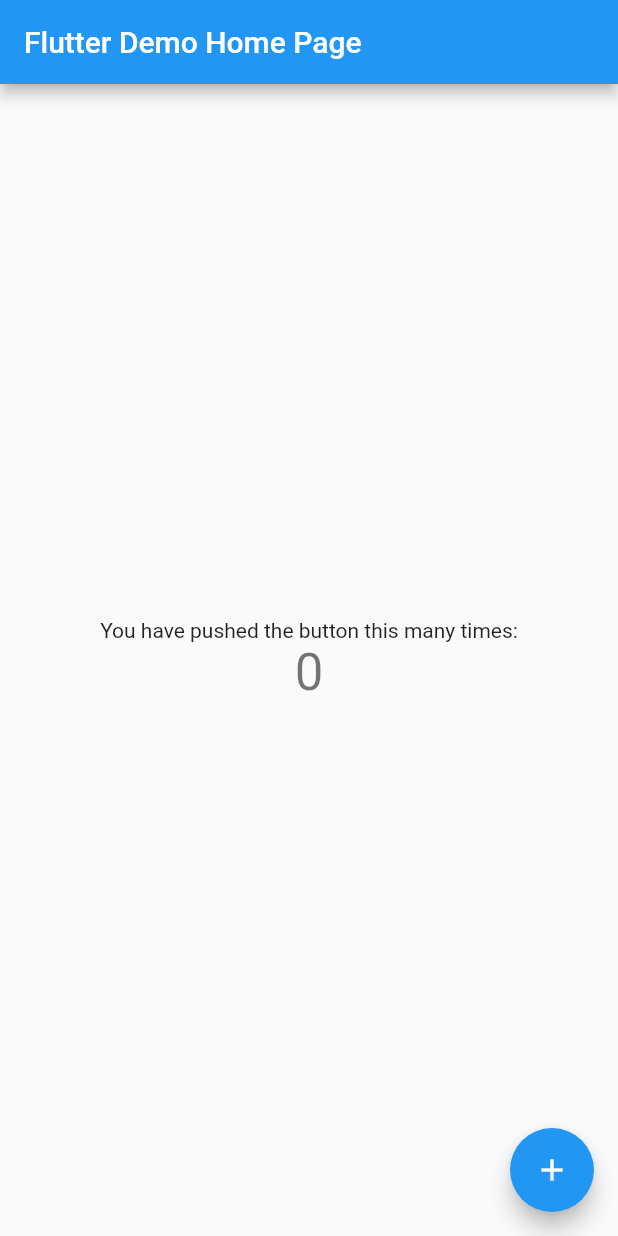
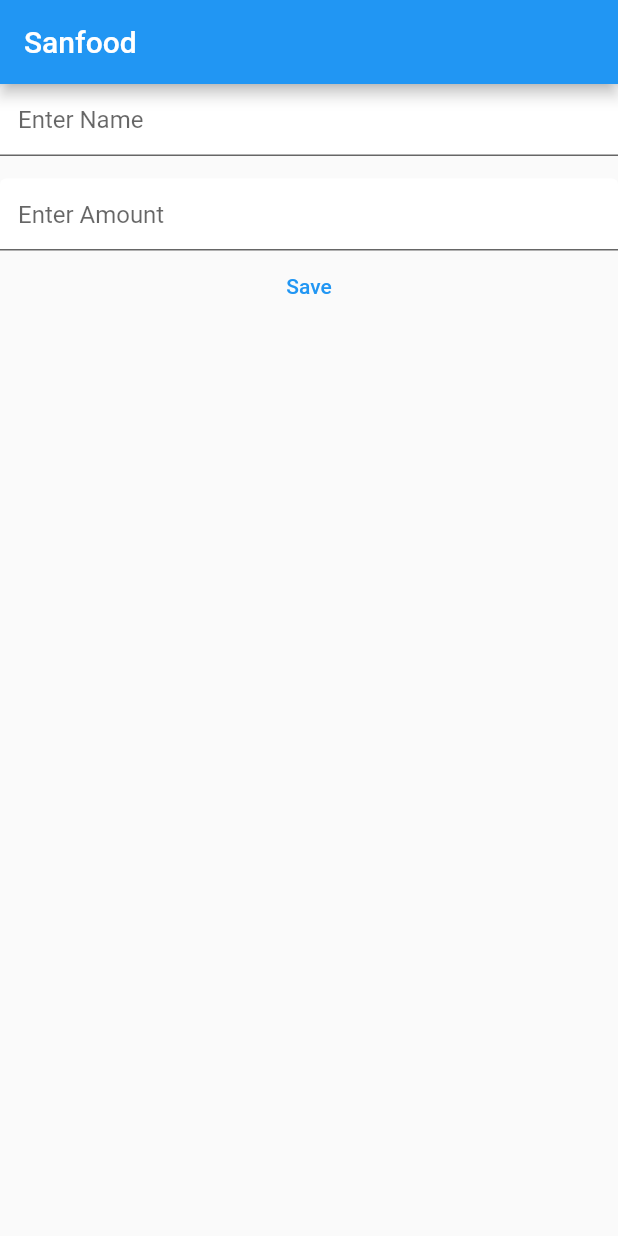
Before and after one commit to lahirusamishka/sanfood, a Flutter app: the screen it shows after launch, on a phone screen of 412 x 824 dp. Run offline on Flutter 3.47's test engine with Material 2 defaults, Android fonts, the light colour scheme and no system bars; our stand-ins replace cloud_firestore, firebase_core, firebase_database; accounts and stored records are empty.

Commit message:
save data to firebase

```diff
--- a/lib/main.dart
+++ b/lib/main.dart
@@ -1,115 +1,27 @@
 import 'package:flutter/material.dart';
+import 'package:firebase_core/firebase_core.dart';
+import 'package:sanfood/screens/Home.dart';
+import 'firebase_options.dart';
 
-void main() {
+void main() async {
+  WidgetsFlutterBinding.ensureInitialized();
+  await Firebase.initializeApp(
+    options: DefaultFirebaseOptions.currentPlatform,
+  );
   runApp(const MyApp());
 }
 
 class MyApp extends StatelessWidget {
   const MyApp({Key? key}) : super(key: key);
 
-  // This widget is the root of your application.
   @override
   Widget build(BuildContext context) {
     return MaterialApp(
       title: 'Flutter Demo',
       theme: ThemeData(
-        // This is the theme of your application.
-        //
-        // Try running your application with "flutter run". You'll see the
-        // application has a blue toolbar. Then, without quitting the app, try
-        // changing the primarySwatch below to Colors.green and then invoke
-        // "hot reload" (press "r" in the console where you ran "flutter run",
-        // or simply save your changes to "hot reload" in a Flutter IDE).
-        // Notice that the counter didn't reset back to zero; the application
-        // is not restarted.
         primarySwatch: Colors.blue,
       ),
-      home: const MyHomePage(title: 'Flutter Demo Home Page'),
+      home: Home(),
     );
   }
 }
-
-class MyHomePage extends StatefulWidget {
-  const MyHomePage({Key? key, required this.title}) : super(key: key);
-
-  // This widget is the home page of your application. It is stateful, meaning
-  // that it has a State object (defined below) that contains fields that affect
-  // how it looks.
-
-  // This class is the configuration for the state. It holds the values (in this
-  // case the title) provided by the parent (in this case the App widget) and
-  // used by the build method of the State. Fields in a Widget subclass are
-  // always marked "final".
-
-  final String title;
-
-  @override
-  State<MyHomePage> createState() => _MyHomePageState();
-}
-
-class _MyHomePageState extends State<MyHomePage> {
-  int _counter = 0;
-
-  void _incrementCounter() {
-    setState(() {
-      // This call to setState tells the Flutter framework that something has
-      // changed in this State, which causes it to rerun the build method below
-      // so that the display can reflect the updated values. If we changed
-      // _counter without calling setState(), then the build method would not be
-      // called again, and so nothing would appear to happen.
-      _counter++;
-    });
-  }
-
-  @override
-  Widget build(BuildContext context) {
-    // This method is rerun every time setState is called, for instance as done
-    // by the _incrementCounter method above.
-    //
-    // The Flutter framework has been optimized to make rerunning build methods
-    // fast, so that you can just rebuild anything that needs updating rather
-    // than having to individually change instances of widgets.
-    return Scaffold(
-      appBar: AppBar(
-        // Here we take the value from the MyHomePage object that was created by
-        // the App.build method, and use it to set our appbar title.
-        title: Text(widget.title),
-      ),
-      body: Center(
-        // Center is a layout widget. It takes a single child and positions it
-        // in the middle of the parent.
-        child: Column(
-          // Column is also a layout widget. It takes a list of children and
-          // arranges them vertically. By default, it sizes itself to fit its
-          // children horizontally, and tries to be as tall as its parent.
-          //
-          // Invoke "debug painting" (press "p" in the console, choose the
-          // "Toggle Debug Paint" action from the Flutter Inspector in Android
-          // Studio, or the "Toggle Debug Paint" command in Visual Studio Code)
-          // to see the wireframe for each widget.
-          //
-          // Column has various properties to control how it sizes itself and
-          // how it positions its children. Here we use mainAxisAlignment to
-          // center the children vertically; the main axis here is the vertical
-          // axis because Columns are vertical (the cross axis would be
-          // horizontal).
-          mainAxisAlignment: MainAxisAlignment.center,
-          children: <Widget>[
-            const Text(
-              'You have pushed the button this many times:',
-            ),
-            Text(
-              '$_counter',
-              style: Theme.of(context).textTheme.headline4,
-            ),
-          ],
-        ),
-      ),
-      floatingActionButton: FloatingActionButton(
-        onPressed: _incrementCounter,
-        tooltip: 'Increment',
-        child: const Icon(Icons.add),
-      ), // This trailing comma makes auto-formatting nicer for build methods.
-    );
-  }
-}
--- /dev/null
+++ b/lib/screens/Home.dart
@@ -0,0 +1,72 @@
+import 'dart:developer';
+
+import 'package:cloud_firestore/cloud_firestore.dart';
+import 'package:firebase_core/firebase_core.dart';
+import 'package:firebase_database/firebase_database.dart';
+import 'package:flutter/material.dart';
+
+class Home extends StatefulWidget {
+  const Home({Key? key}) : super(key: key);
+
+  @override
+  State<Home> createState() => _HomeState();
+}
+
+class _HomeState extends State<Home> {
+  @override
+  TextEditingController _nameController = TextEditingController();
+  TextEditingController _amountController = TextEditingController();
+
+  FirebaseFirestore firestore = FirebaseFirestore.instance;
+
+  @override
+  Widget build(BuildContext context) {
+    return Scaffold(
+      appBar: AppBar(
+        title: Text('Sanfood'),
+      ),
+      body: Center(
+        child: Column(
+          mainAxisAlignment: MainAxisAlignment.start,
+          children: [
+            TextFormField(
+              controller: _nameController,
+              decoration: InputDecoration(
+                  hintText: 'Enter Name',
+                  filled: true,
+                  fillColor: Colors.white),
+            ),
+            SizedBox(
+              height: 15,
+            ),
+            TextFormField(
+              controller: _amountController,
+              decoration: InputDecoration(
+                  hintText: 'Enter Amount',
+                  filled: true,
+                  fillColor: Colors.white),
+            ),
+            TextButton(
+                onPressed: () => {saveData()}, child: const Text("Save")),
+          ],
+        ),
+      ),
+    );
+  }
+
+  void saveData() {
+    String name = _nameController.text;
+    String amount = _amountController.text;
+
+    CollectionReference users = FirebaseFirestore.instance.collection('orders');
+
+    users.add({
+      'amount': 'asdasd',
+      'date': 'asdasd',
+      'name': 'ssadasdasd',
+      'note': 'sd',
+      'price': '123',
+      'type': 'aasd'
+    });
+  }
+}
--- a/pubspec.yaml
+++ b/pubspec.yaml
@@ -34,6 +34,9 @@
   # The following adds the Cupertino Icons font to your application.
   # Use with the CupertinoIcons class for iOS style icons.
   cupertino_icons: ^1.0.2
+  firebase_core: ^1.15.0
+  firebase_database: ^9.0.12
+  cloud_firestore: ^3.1.13
 
 dev_dependencies:
   flutter_test:
```
Also changed, not shown: lib/firebase_options.dart (added), pubspec.lock, 8 other files.
